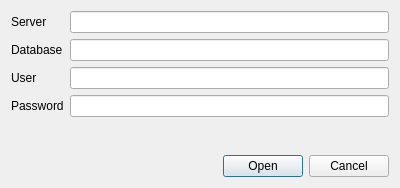
Qt form connectdialog.ui (Kuszki/EW-Database) before a commit.
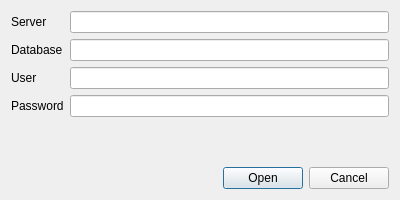
The same form after that commit. Icons and pictures are not drawn.

Diff of the .ui file:
```diff
--- a/connectdialog.ui
+++ b/connectdialog.ui
@@ -7,7 +7,7 @@
     <x>0</x>
     <y>0</y>
     <width>400</width>
-    <height>188</height>
+    <height>200</height>
    </rect>
   </property>
   <property name="windowTitle">
```
